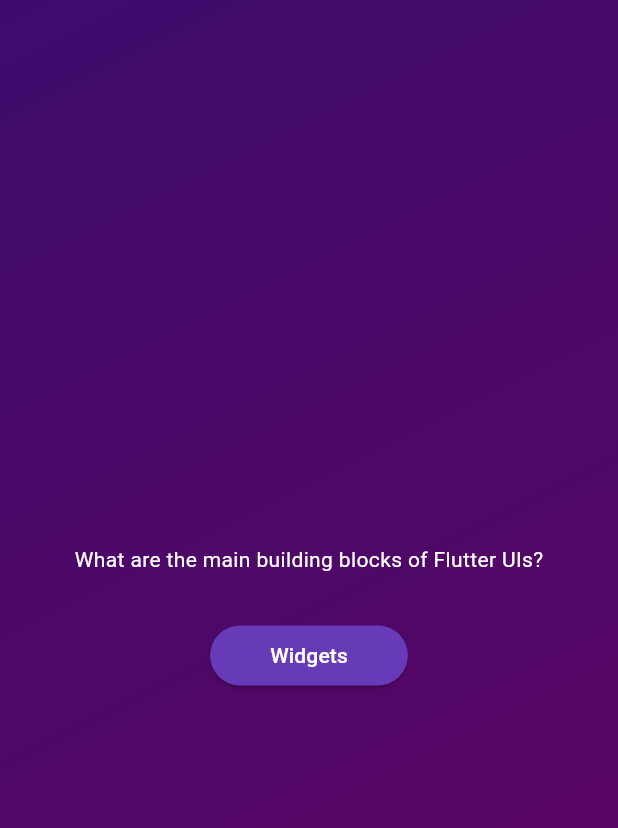
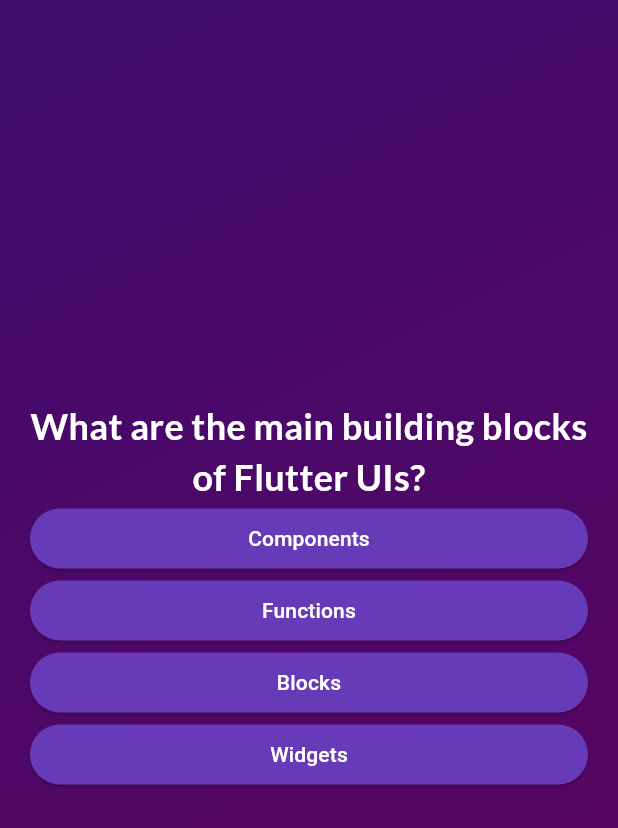
Before and after one commit to Flutter-Tanvir/My-Flutter-Second-App, a Flutter app: the screen it shows after launch, after a tap on "Start Quiz", on a phone screen of 412 x 824 dp. Shown: the top 828 px of the screen. Run offline on Flutter 3.47's test engine with Material 3 defaults, Android fonts, the phone set to English and light mode, and no system bars; our stand-ins replace google_fonts.

Commit message:
confused part

```diff
--- a/lib/answer_button.dart
+++ b/lib/answer_button.dart
@@ -18,7 +18,10 @@ class AnswerButton extends StatelessWidget {
           shape: RoundedRectangleBorder(
             borderRadius: BorderRadius.circular(40),
           )),
-      child: Text(answerText),
+      child: Text(
+        answerText,
+        textAlign: TextAlign.center,
+      ),
     );
   }
 }
--- a/lib/models/quiz_question.dart
+++ b/lib/models/quiz_question.dart
@@ -3,4 +3,10 @@ class QuizQuestion {
   const QuizQuestion(this.text, this.answers);
   final String text;
   final List<String> answers;
+
+  List<String> getShuffledAnswers() {
+    final shuffledList = List.of(answers);
+    shuffledList.shuffle();
+    return shuffledList;
+  }
 }
--- a/lib/questions_screen.dart
+++ b/lib/questions_screen.dart
@@ -1,37 +1,62 @@
 import 'package:flutter/material.dart';
+import 'package:google_fonts/google_fonts.dart';
 import 'package:second_app/answer_button.dart';
 import 'package:second_app/data/questions.dart';
 
 class QuestionsScreen extends StatefulWidget {
-  const QuestionsScreen({super.key});
+  const QuestionsScreen({
+    super.key,
+    required this.onSelectAnswer,
+  });
+  final void Function(String answer) onSelectAnswer;
 
   @override
   State<QuestionsScreen> createState() => _QuestionsScreenState();
 }
 
 class _QuestionsScreenState extends State<QuestionsScreen> {
+  var currentQuestionIndex = 0;
+  void answerQuestion(String selectedAnswer) {
+    widget.onSelectAnswer(selectedAnswer);
+    setState(() {
+      currentQuestionIndex++;
+    });
+  }
+
   @override
   Widget build(BuildContext context) {
-    final currentQuestions = questions[0];
+    final currentQuestions = questions[currentQuestionIndex];
+
     return SizedBox(
       width: double.infinity,
+      child: Container(
+        margin: EdgeInsets.all(20),
         child: Column(
           mainAxisAlignment: MainAxisAlignment.center,
+          crossAxisAlignment: CrossAxisAlignment.stretch,
           children: [
             Text(
               currentQuestions.text,
-            style: TextStyle(
-              color: Colors.white,
+              style: GoogleFonts.lato(
+                color: const Color.fromARGB(255, 255, 255, 255),
+                fontSize: 24,
+                fontWeight: FontWeight.bold,
               ),
+              textAlign: TextAlign.center,
             ),
+            ...currentQuestions.getShuffledAnswers().map((answer) {
+              return AnswerButton(
+                answerText: answer,
+                onTap: () {
+                  answerQuestion(answer);
+                },
+              );
+            }),
             SizedBox(
               height: 30,
             ),
-          AnswerButton(
-            answerText: currentQuestions.answers[0],
-            onTap: () {},
-          )
           ],
+        ),
       ),
     );
   }
--- a/lib/quiz.dart
+++ b/lib/quiz.dart
@@ -10,6 +10,7 @@ class Quiz extends StatefulWidget {
 }
 
 class _QuizState extends State<Quiz> {
+  final List<String> selectedAnswer = [];
   var activeScreen = 'start-screen';
   void switchScreeen() {
     setState(() {
@@ -17,11 +18,17 @@ class _QuizState extends State<Quiz> {
     });
   }
 
+  void chooseAnswer(String answer) {
+    selectedAnswer.add(answer);
+  }
+
   @override
   Widget build(BuildContext context) {
     Widget screenWidget = StartScreen(switchScreeen);
     if (activeScreen == 'questions-screen') {
-      screenWidget = QuestionsScreen();
+      screenWidget = QuestionsScreen(
+        onSelectAnswer: chooseAnswer,
+      );
     }
     return MaterialApp(
       home: Scaffold(
--- a/lib/start_screen.dart
+++ b/lib/start_screen.dart
@@ -1,4 +1,5 @@
 import 'package:flutter/material.dart';
+import 'package:google_fonts/google_fonts.dart';
 
 class StartScreen extends StatelessWidget {
   const StartScreen(this.startQuiz, {super.key});
@@ -21,7 +22,7 @@ class StartScreen extends StatelessWidget {
           ),
           Text(
             'Learn Flutter the Fun Way!',
-            style: TextStyle(
+            style: GoogleFonts.lato(
               color: const Color.fromARGB(108, 255, 255, 255),
               fontSize: 24,
             ),
--- a/pubspec.yaml
+++ b/pubspec.yaml
@@ -34,6 +34,7 @@ dependencies:
   # The following adds the Cupertino Icons font to your application.
   # Use with the CupertinoIcons class for iOS style icons.
   cupertino_icons: ^1.0.8
+  google_fonts: ^6.2.1
 
 dev_dependencies:
   flutter_test:
```
Also changed, not shown: pubspec.lock, 1 other file. Lines whose indentation alone changed are shown as unchanged.
